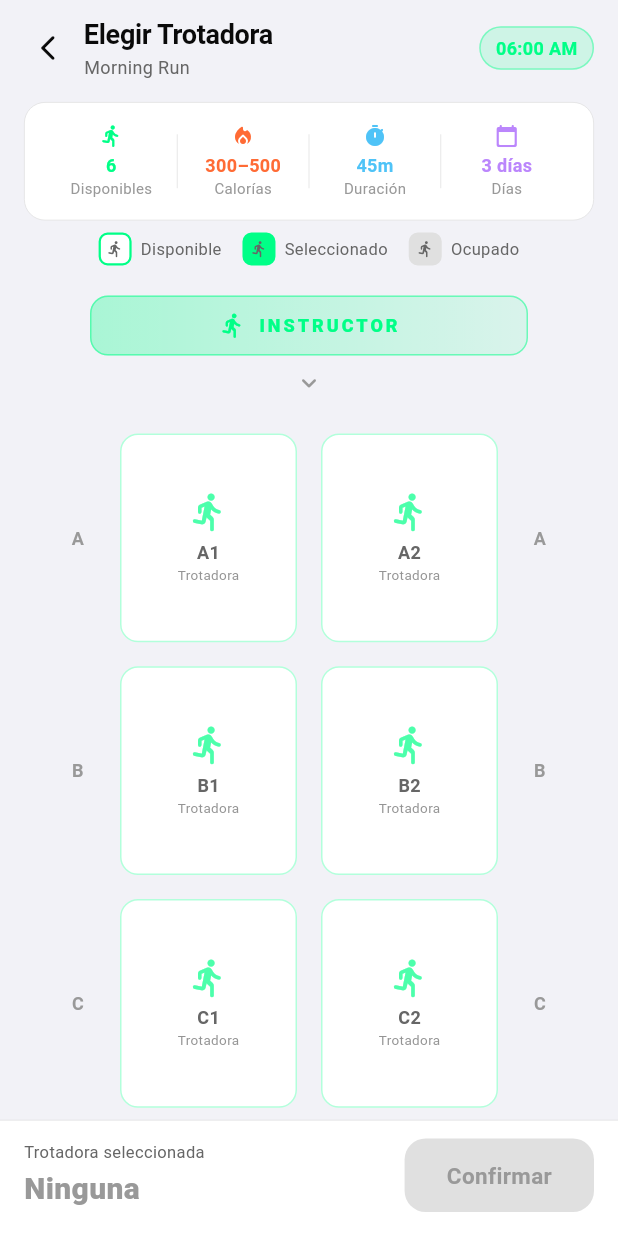
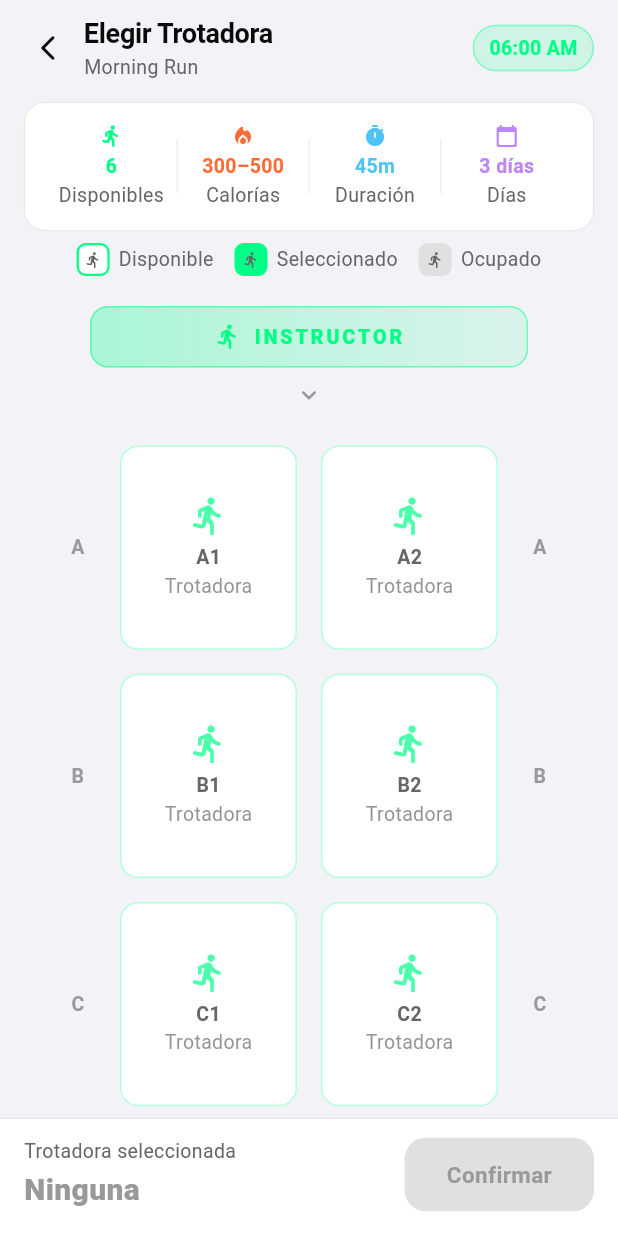
Before and after one commit to vallejoj203k/Mega_vital, a Flutter app: the RunningScreen screen opened directly, after a tap on "Elegir Trotadora", on a phone screen of 412 x 824 dp. Run offline on Flutter 3.47's test engine with Material 3 defaults, Android fonts, the phone set to English and light mode, and no system bars; our stand-ins replace image_picker, shared_preferences, supabase_flutter, video_player; missing offline and left inert: video_compress; accounts and stored records are empty; network calls fail.

Commit message:
Increase text sizes and darken text across Actividades, Spinning and Running screens
- Bump all font sizes: 9→11, 10→12, 11→13, 12→13 across actividades/spinning/running/seat-selection/treadmill-selection
- Key labels (instructor specialty, bio, tab bar, section titles) bumped an extra step
- textMuted → textSecondary for content labels (_InfoItem, days, stat columns)
- Header subtitles upgraded from bodySmall → bodyMedium
- "Ver clases" button text 13→15 for stronger call to action

https://claude.ai/code/session_01UYJy5Xkw1k94cAgqswUYnb

```diff
--- a/lib/presentation/screens/spinning/running_screen.dart
+++ b/lib/presentation/screens/spinning/running_screen.dart
@@ -561,7 +561,7 @@ class _RunningScreenState extends State<RunningScreen>
                         ),
                         child: const Text('PRO',
                             style: TextStyle(
-                                fontSize: 10,
+                                fontSize: 13,
                                 fontWeight: FontWeight.w800,
                                 color: Colors.white,
                                 letterSpacing: 1.2)),
@@ -652,9 +652,9 @@ class _RunningScreenState extends State<RunningScreen>
         labelColor: Colors.white,
         unselectedLabelColor: tc.textSecondary,
         labelStyle:
-            const TextStyle(fontSize: 13, fontWeight: FontWeight.w600),
+            const TextStyle(fontSize: 14, fontWeight: FontWeight.w600),
         unselectedLabelStyle:
-            const TextStyle(fontSize: 13, fontWeight: FontWeight.w400),
+            const TextStyle(fontSize: 14, fontWeight: FontWeight.w400),
         tabs: const [
           Tab(text: 'Horarios'),
           Tab(text: 'Entrenadores'),
@@ -681,7 +681,7 @@ class _CredBadge extends StatelessWidget {
           Flexible(
               child: Text(label,
                   style: TextStyle(
-                      fontSize: 10, fontWeight: FontWeight.w600, color: color),
+                      fontSize: 13, fontWeight: FontWeight.w600, color: color),
                   overflow: TextOverflow.ellipsis)),
         ]),
       );
@@ -708,7 +708,7 @@ class _StatChip extends StatelessWidget {
           const SizedBox(width: 5),
           Text(label,
               style: TextStyle(
-                  fontSize: 11, color: color, fontWeight: FontWeight.w600)),
+                  fontSize: 13, color: color, fontWeight: FontWeight.w600)),
         ]),
       );
 }
@@ -836,7 +836,7 @@ class _RunClassCard extends StatelessWidget {
                   const SizedBox(width: 4),
                   Text(levelLabel(cls.level),
                       style: TextStyle(
-                          fontSize: 11, fontWeight: FontWeight.w700, color: color)),
+                          fontSize: 13, fontWeight: FontWeight.w700, color: color)),
                 ]),
               ),
             ),
@@ -861,7 +861,7 @@ class _RunClassCard extends StatelessWidget {
                               ? 'Trot. ${_spotFromIndex(bookedSpot!)}'
                               : 'Reservado',
                           style: TextStyle(
-                              fontSize: 11,
+                              fontSize: 13,
                               fontWeight: FontWeight.w700,
                               color: color),
                         ),
@@ -883,7 +883,7 @@ class _RunClassCard extends StatelessWidget {
                         SizedBox(width: 4),
                         Text('CERTIFICADA',
                             style: TextStyle(
-                                fontSize: 9,
+                                fontSize: 13,
                                 fontWeight: FontWeight.w800,
                                 color: AppColors.accentBlue,
                                 letterSpacing: 0.8)),
@@ -905,7 +905,7 @@ class _RunClassCard extends StatelessWidget {
           child: Column(crossAxisAlignment: CrossAxisAlignment.start, children: [
             Text(cls.description,
                 style: TextStyle(
-                    fontSize: 12, color: tc.textSecondary, height: 1.45)),
+                    fontSize: 13, color: tc.textSecondary, height: 1.45)),
             const SizedBox(height: 10),
             Wrap(
               spacing: 6,
@@ -927,7 +927,7 @@ class _RunClassCard extends StatelessWidget {
                           const SizedBox(width: 4),
                           Text(f,
                               style: const TextStyle(
-                                  fontSize: 10,
+                                  fontSize: 13,
                                   fontWeight: FontWeight.w600,
                                   color: AppColors.accentBlue)),
                         ]),
@@ -969,12 +969,12 @@ class _RunClassCard extends StatelessWidget {
               const SizedBox(width: 8),
               Expanded(
                   child: Text(cls.days,
-                      style: TextStyle(fontSize: 12, color: tc.textSecondary))),
+                      style: TextStyle(fontSize: 13, color: tc.textSecondary))),
               Column(crossAxisAlignment: CrossAxisAlignment.end, children: [
                 Text(
                   isFull ? 'Lleno' : '${cls.availableSpots} lugares',
                   style: TextStyle(
-                      fontSize: 12,
+                      fontSize: 13,
                       fontWeight: FontWeight.w700,
                       color: isFull ? AppColors.error : AppColors.primary),
                 ),
@@ -1001,7 +1001,7 @@ class _RunClassCard extends StatelessWidget {
                   Icon(Icons.directions_run_rounded, size: 14, color: color),
                   const SizedBox(width: 8),
                   Text('Tu trotadora reservada:',
-                      style: TextStyle(fontSize: 12, color: tc.textSecondary)),
+                      style: TextStyle(fontSize: 13, color: tc.textSecondary)),
                   const Spacer(),
                   Text('Trot. ${_spotFromIndex(bookedSpot!)}',
                       style: TextStyle(
@@ -1100,7 +1100,7 @@ class _InfoPill extends StatelessWidget {
           const SizedBox(width: 4),
           Text(label,
               style: TextStyle(
-                  fontSize: 11, color: color, fontWeight: FontWeight.w600)),
+                  fontSize: 13, color: color, fontWeight: FontWeight.w600)),
         ]),
       );
 }
@@ -1350,8 +1350,8 @@ class _RunInstructorCard extends StatelessWidget {
                           const SizedBox(height: 3),
                           Text(inst.specialty,
                               style: TextStyle(
-                                  fontSize: 13,
-                                  fontWeight: FontWeight.w500,
+                                  fontSize: 14,
+                                  fontWeight: FontWeight.w600,
                                   color: inst.color)),
                         ])),
                     Container(
@@ -1369,7 +1369,7 @@ class _RunInstructorCard extends StatelessWidget {
                         const SizedBox(width: 4),
                         Text('Certificado/a',
                             style: TextStyle(
-                                fontSize: 11,
+                                fontSize: 13,
                                 fontWeight: FontWeight.w700,
                                 color: inst.color)),
                       ]),
@@ -1439,7 +1439,7 @@ class _RunInstructorCard extends StatelessWidget {
             const SizedBox(height: 10),
             Text(inst.bio,
                 style: TextStyle(
-                    fontSize: 13, color: tc.textSecondary, height: 1.6)),
+                    fontSize: 14, color: tc.textSecondary, height: 1.6)),
             const SizedBox(height: 14),
             Wrap(spacing: 8, runSpacing: 8, children: [
               _SpecChip(label: 'Cardio Progresivo', color: inst.color),
@@ -1473,7 +1473,7 @@ class _StatColumn extends StatelessWidget {
           style: TextStyle(
               fontSize: 16, fontWeight: FontWeight.w800, color: color)),
       const SizedBox(height: 2),
-      Text(label, style: TextStyle(fontSize: 10, color: tc.textMuted)),
+      Text(label, style: TextStyle(fontSize: 13, color: tc.textMuted)),
     ]);
   }
 }
@@ -1493,7 +1493,7 @@ class _SpecChip extends StatelessWidget {
         ),
         child: Text(label,
             style: TextStyle(
-                fontSize: 11, fontWeight: FontWeight.w600, color: color)),
+                fontSize: 13, fontWeight: FontWeight.w600, color: color)),
       );
 }
 
@@ -1574,9 +1574,9 @@ class _RunMyBookingsTab extends StatelessWidget {
                             .copyWith(color: tc.textPrimary)),
                     const SizedBox(height: 2),
                     Text(cls.time,
-                        style: TextStyle(fontSize: 12, color: tc.textSecondary)),
+                        style: TextStyle(fontSize: 13, color: tc.textSecondary)),
                     Text(cls.days,
-                        style: TextStyle(fontSize: 11, color: tc.textMuted)),
+                        style: TextStyle(fontSize: 13, color: tc.textMuted)),
                   ])),
               Column(crossAxisAlignment: CrossAxisAlignment.end, children: [
                 Container(
@@ -1587,7 +1587,7 @@ class _RunMyBookingsTab extends StatelessWidget {
                       borderRadius: BorderRadius.circular(8)),
                   child: Text(levelLabel(cls.level),
                       style: TextStyle(
-                          fontSize: 11,
+                          fontSize: 13,
                           color: color,
                           fontWeight: FontWeight.w700)),
                 ),
@@ -1598,7 +1598,7 @@ class _RunMyBookingsTab extends StatelessWidget {
                         fontWeight: FontWeight.w800,
                         color: color)),
                 Text('${cls.caloriesMin}–${cls.caloriesMax} kcal',
-                    style: TextStyle(fontSize: 11, color: tc.textSecondary)),
+                    style: TextStyle(fontSize: 13, color: tc.textSecondary)),
               ]),
             ]),
             const SizedBox(height: 12),
@@ -1623,7 +1623,7 @@ class _RunMyBookingsTab extends StatelessWidget {
                         const SizedBox(width: 5),
                         Text('Cambiar trotadora',
                             style: TextStyle(
-                                fontSize: 12,
+                                fontSize: 13,
                                 fontWeight: FontWeight.w700,
                                 color: color)),
                       ]),
@@ -1649,7 +1649,7 @@ class _RunMyBookingsTab extends StatelessWidget {
                         SizedBox(width: 5),
                         Text('Cancelar',
                             style: TextStyle(
-                                fontSize: 12,
+                                fontSize: 13,
                                 fontWeight: FontWeight.w700,
                                 color: AppColors.error)),
                       ]),
--- a/lib/presentation/screens/spinning/treadmill_selection_screen.dart
+++ b/lib/presentation/screens/spinning/treadmill_selection_screen.dart
@@ -106,7 +106,7 @@ class _TreadmillSelectionScreenState extends State<TreadmillSelectionScreen>
               style: AppTextStyles.headingMedium.copyWith(color: tc.textPrimary),
             ),
             Text(widget.runClass.name,
-                style: TextStyle(fontSize: 12, color: tc.textSecondary)),
+                style: TextStyle(fontSize: 13, color: tc.textSecondary)),
           ]),
         ),
         Container(
@@ -118,7 +118,7 @@ class _TreadmillSelectionScreenState extends State<TreadmillSelectionScreen>
           ),
           child: Text(widget.runClass.time,
               style: TextStyle(
-                  fontSize: 12,
+                  fontSize: 13,
                   color: _accentColor,
                   fontWeight: FontWeight.w700)),
         ),
@@ -143,7 +143,7 @@ class _TreadmillSelectionScreenState extends State<TreadmillSelectionScreen>
           color: widget.runClass.availableSpots > 2
               ? AppColors.primary
               : AppColors.warning,
-          muted: tc.textMuted,
+          muted: tc.textSecondary,
         ),
         _Divider(color: tc.border),
         _InfoItem(
@@ -151,7 +151,7 @@ class _TreadmillSelectionScreenState extends State<TreadmillSelectionScreen>
           label: 'Calorías',
           value: '${widget.runClass.caloriesMin}–${widget.runClass.caloriesMax}',
           color: AppColors.accentOrange,
-          muted: tc.textMuted,
+          muted: tc.textSecondary,
         ),
         _Divider(color: tc.border),
         _InfoItem(
@@ -159,7 +159,7 @@ class _TreadmillSelectionScreenState extends State<TreadmillSelectionScreen>
           label: 'Duración',
           value: '${widget.runClass.durationMinutes}m',
           color: AppColors.accentBlue,
-          muted: tc.textMuted,
+          muted: tc.textSecondary,
         ),
         _Divider(color: tc.border),
         _InfoItem(
@@ -169,7 +169,7 @@ class _TreadmillSelectionScreenState extends State<TreadmillSelectionScreen>
               ? widget.runClass.days.trim()
               : '${widget.runClass.days.split('·').length} días',
           color: AppColors.accentPurple,
-          muted: tc.textMuted,
+          muted: tc.textSecondary,
         ),
       ]),
     );
@@ -229,7 +229,7 @@ class _TreadmillSelectionScreenState extends State<TreadmillSelectionScreen>
           const SizedBox(width: 8),
           Text('INSTRUCTOR',
               style: TextStyle(
-                  fontSize: 12,
+                  fontSize: 13,
                   fontWeight: FontWeight.w800,
                   color: _accentColor,
                   letterSpacing: 2)),
@@ -251,7 +251,7 @@ class _TreadmillSelectionScreenState extends State<TreadmillSelectionScreen>
                 width: 24,
                 child: Text(_rowLabel(row),
                     style: TextStyle(
-                        fontSize: 12,
+                        fontSize: 13,
                         color: tc.textMuted,
                         fontWeight: FontWeight.w600),
                     textAlign: TextAlign.center),
@@ -325,12 +325,12 @@ class _TreadmillSelectionScreenState extends State<TreadmillSelectionScreen>
                             const SizedBox(height: 4),
                             Text('${_rowLabel(row)}${col + 1}',
                                 style: TextStyle(
-                                    fontSize: 12,
+                                    fontSize: 13,
                                     fontWeight: FontWeight.w700,
                                     color: textColor)),
                             Text('Trotadora',
                                 style: TextStyle(
-                                    fontSize: 9,
+                                    fontSize: 13,
                                     color: textColor.withOpacity(0.7))),
                           ]),
                     ),
@@ -342,7 +342,7 @@ class _TreadmillSelectionScreenState extends State<TreadmillSelectionScreen>
                 width: 24,
                 child: Text(_rowLabel(row),
                     style: TextStyle(
-                        fontSize: 12,
+                        fontSize: 13,
                         color: tc.textMuted,
                         fontWeight: FontWeight.w600),
                     textAlign: TextAlign.center),
@@ -373,7 +373,7 @@ class _TreadmillSelectionScreenState extends State<TreadmillSelectionScreen>
           mainAxisSize: MainAxisSize.min,
           children: [
             Text('Trotadora seleccionada',
-                style: TextStyle(fontSize: 11, color: tc.textSecondary)),
+                style: TextStyle(fontSize: 13, color: tc.textSecondary)),
             const SizedBox(height: 2),
             AnimatedSwitcher(
               duration: const Duration(milliseconds: 200),
@@ -447,8 +447,8 @@ class _InfoItem extends StatelessWidget {
           const SizedBox(height: 3),
           Text(value,
               style: TextStyle(
-                  fontSize: 12, fontWeight: FontWeight.w700, color: color)),
-          Text(label, style: TextStyle(fontSize: 10, color: muted)),
+                  fontSize: 13, fontWeight: FontWeight.w700, color: color)),
+          Text(label, style: TextStyle(fontSize: 13, color: muted)),
         ]),
       );
 }
@@ -486,6 +486,6 @@ class _LegendItem extends StatelessWidget {
           child: Icon(icon, size: 12, color: secondary),
         ),
         const SizedBox(width: 6),
-        Text(label, style: TextStyle(fontSize: 11, color: secondary)),
+        Text(label, style: TextStyle(fontSize: 13, color: secondary)),
       ]);
 }
```
Also changed, not shown: lib/presentation/screens/spinning/actividades_screen.dart (+9 -9 lines), lib/presentation/screens/spinning/seat_selection_screen.dart (+14 -14 lines), lib/presentation/screens/spinning/spinning_screen.dart (+27 -27 lines).
